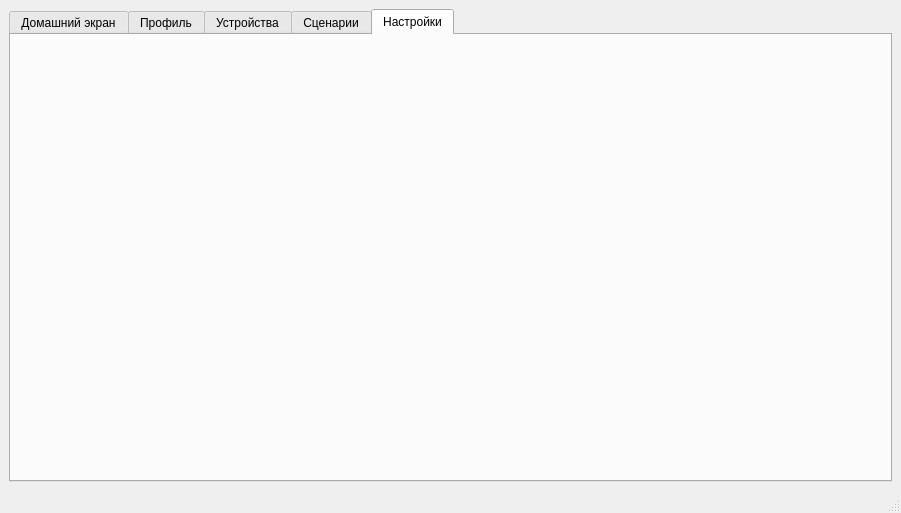
First picture: the form in mainwindow_iluha.ui, repository MrFireDeN/SmartHome, before the edit.
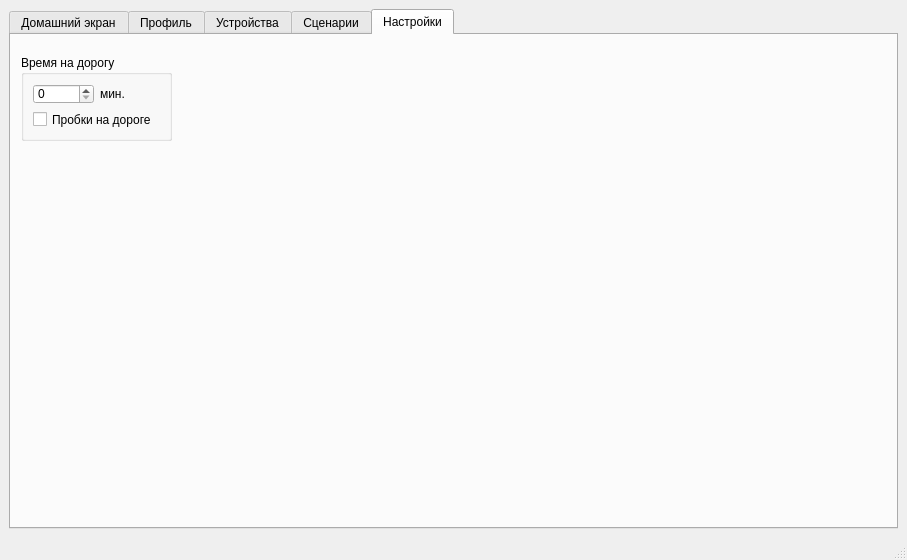
Second picture: the form after the edit. The open tabs and pages were chosen to show the change.

What changed in the file:
```diff
--- a/mainwindow_iluha.ui
+++ b/mainwindow_iluha.ui
@@ -6,8 +6,8 @@
    <rect>
     <x>0</x>
     <y>0</y>
-    <width>901</width>
-    <height>513</height>
+    <width>907</width>
+    <height>560</height>
    </rect>
   </property>
   <property name="windowTitle">
@@ -157,6 +157,42 @@
        <attribute name="title">
         <string>Настройки</string>
        </attribute>
+       <widget class="QGroupBox" name="groupBox">
+        <property name="geometry">
+         <rect>
+          <x>10</x>
+          <y>20</y>
+          <width>151</width>
+          <height>86</height>
+         </rect>
+        </property>
+        <property name="title">
+         <string>Время на дорогу</string>
+        </property>
+        <layout class="QVBoxLayout" name="verticalLayout_3">
+         <item>
+          <layout class="QHBoxLayout" name="horizontalLayout_2">
+           <item>
+            <widget class="QSpinBox" name="spinBox"/>
+           </item>
+           <item>
+            <widget class="QLabel" name="label">
+             <property name="text">
+              <string>мин.</string>
+             </property>
+            </widget>
+           </item>
+          </layout>
+         </item>
+         <item>
+          <widget class="QCheckBox" name="checkBox">
+           <property name="text">
+            <string>Пробки на дороге</string>
+           </property>
+          </widget>
+         </item>
+        </layout>
+       </widget>
       </widget>
      </widget>
     </item>
```
Left out of the diff: 4 changed lines with no effect on the pictures.
